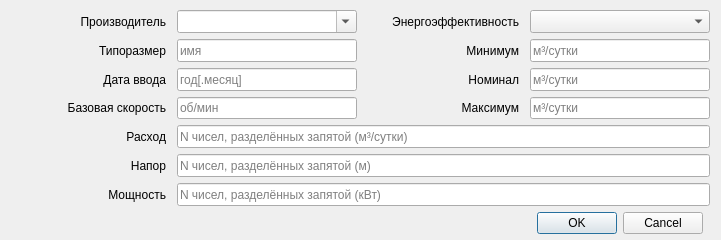
Old version of the form assets/pumpwindow.ui in the repository AesmaDiv/PumpTest.
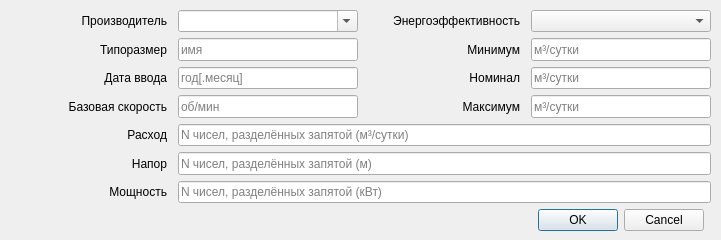
New version of the form.

What changed in the file:
```diff
--- a/assets/pumpwindow.ui
+++ b/assets/pumpwindow.ui
@@ -19,10 +19,10 @@
   <widget class="QWidget" name="gridLayoutWidget">
    <property name="geometry">
     <rect>
-     <x>9</x>
+     <x>10</x>
      <y>10</y>
      <width>701</width>
-     <height>224</height>
+     <height>221</height>
     </rect>
    </property>
    <layout class="QGridLayout" name="gridLayout">
```
